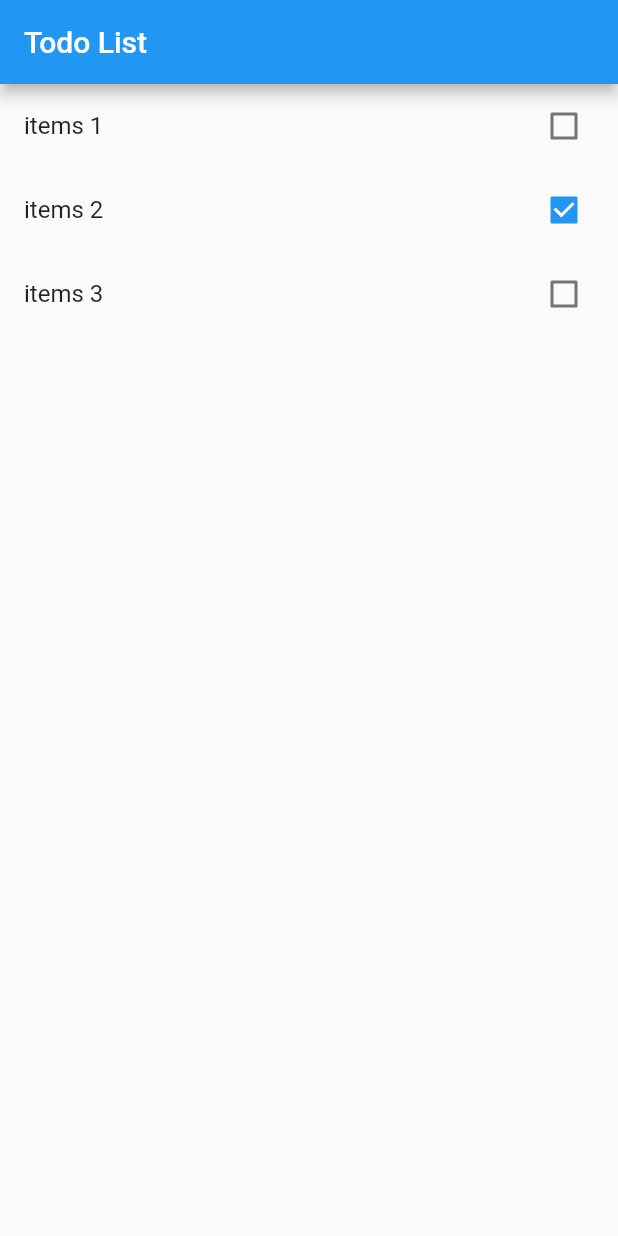
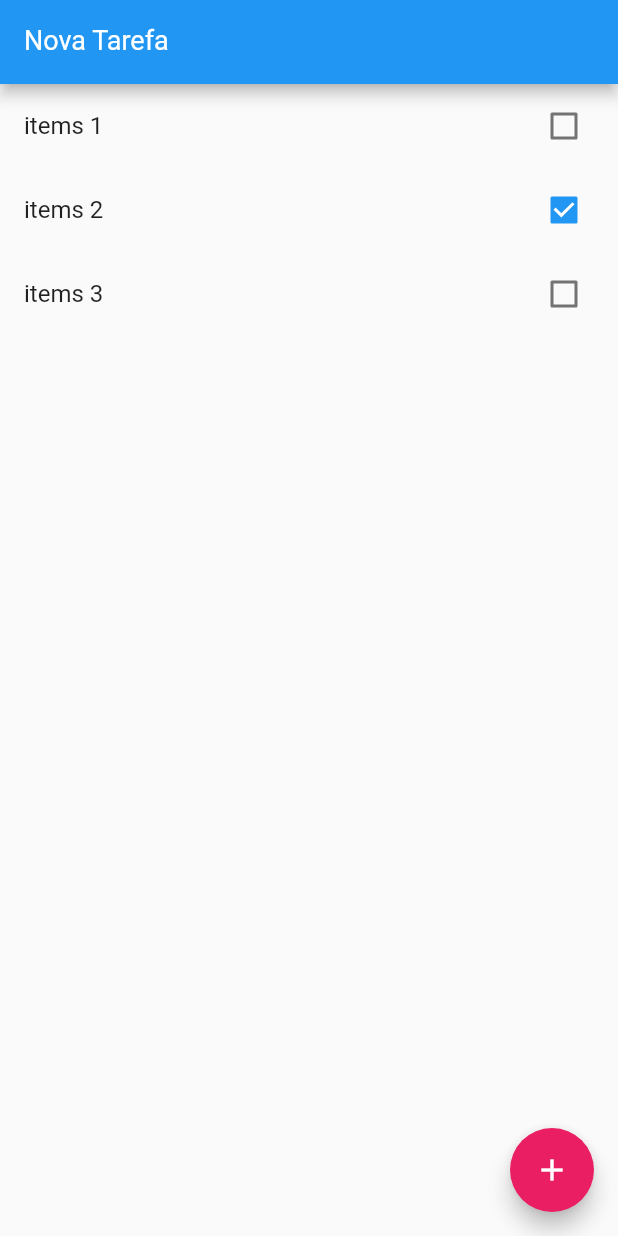
Before and after one commit to Leonardocasilva/Flutter-To-Do, a Flutter app: the screen it shows after launch, on a phone screen of 412 x 824 dp. Run offline on Flutter 3.47's test engine with Material 2 defaults, Android fonts, the phone set to English and light mode, and no system bars.

Commit message:
Adicionando funcionalidade de remoção

```diff
--- a/lib/main.dart
+++ b/lib/main.dart
@@ -33,28 +33,74 @@ class HomePage extends StatefulWidget {
 }
 
 class _HomePageState extends State<HomePage> {
+  var taskCtrl = new TextEditingController();
+
+  void add() {
+    setState(() {
+      if (taskCtrl.text.isEmpty) return;
+
+      widget.items.add(
+        Item(
+          title: taskCtrl.text,
+          done: false,
+        ),
+      );
+      taskCtrl.clear();
+    });
+  }
+
+  void remove(int index) {
+    setState(() {
+      widget.items.removeAt(index);
+    });
+  }
+
   @override
   Widget build(BuildContext context) {
     return Scaffold(
       appBar: AppBar(
-        title: Text("Todo List"),
+        title: TextFormField(
+          controller: taskCtrl,
+          keyboardType: TextInputType.text,
+          style: TextStyle(
+            color: Colors.white,
+            fontSize: 18,
+          ),
+          decoration: InputDecoration(
+            labelText: "Nova Tarefa",
+            labelStyle: TextStyle(color: Colors.white),
+          ),
+        ),
       ),
       body: ListView.builder(
         itemCount: widget.items.length,
         itemBuilder: (BuildContext ctx, int index) {
           final item = widget.items[index];
-          return CheckboxListTile(
-            title: Text(item.title),
+          return Dismissible(
             key: Key(item.title),
-            value: item.done,
-            onChanged: (value) {
-              setState(() {
-                item.done = value;
-              });
+            child: CheckboxListTile(
+              title: Text(item.title),
+              value: item.done,
+              onChanged: (value) {
+                setState(() {
+                  item.done = value;
+                });
+              },
+            ),
+            background: Container(
+              color: Colors.red.withOpacity(0.5),
+            ),
+            onDismissed: (direction) {
+              remove(index);
             },
           );
         },
       ),
+      floatingActionButton: FloatingActionButton(
+        onPressed: add,
+        child: Icon(Icons.add),
+        backgroundColor: Colors.pink,
+      ),
     );
   }
 }
```
